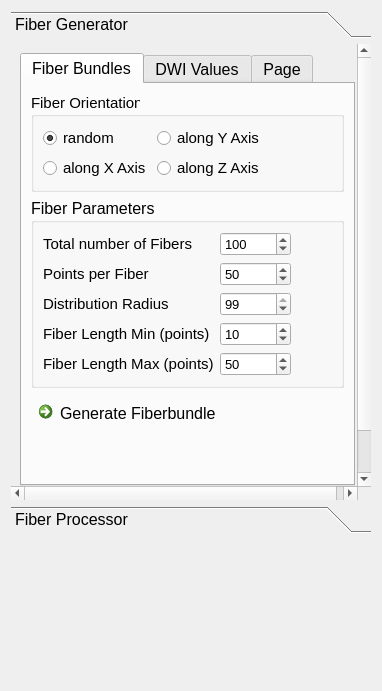
This is Modules/Bundles/org.mitk.gui.qt.diffusionimaging/src/internal/QmitkFiberBundleDeveloperViewControls.ui in MITK/MITK as Qt 5 draws it before an edit. The edited form follows.
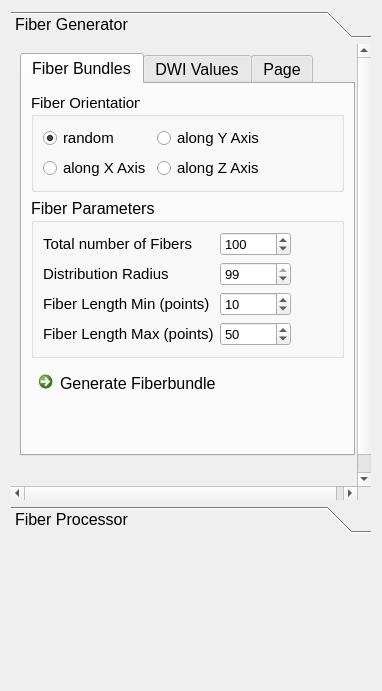
This is the edited form.

Commit message: GUI elements [cOK]

```diff
--- a/Modules/Bundles/org.mitk.gui.qt.diffusionimaging/src/internal/QmitkFiberBundleDeveloperViewControls.ui
+++ b/Modules/Bundles/org.mitk.gui.qt.diffusionimaging/src/internal/QmitkFiberBundleDeveloperViewControls.ui
@@ -31,8 +31,8 @@
        <rect>
         <x>0</x>
         <y>0</y>
-        <width>357</width>
-        <height>474</height>
+        <width>355</width>
+        <height>395</height>
        </rect>
       </property>
       <attribute name="label">
@@ -62,45 +62,6 @@
               <string>Fiber Parameters</string>
              </property>
              <layout class="QGridLayout" name="gridLayout_11">
-              <item row="5" column="1">
-               <widget class="QSpinBox" name="boxDistributionRadius">
-                <property name="font">
-                 <font>
-                  <pointsize>10</pointsize>
-                 </font>
-                </property>
-                <property name="value">
-                 <number>99</number>
-                </property>
-               </widget>
-              </item>
-              <item row="2" column="1">
-               <widget class="QSpinBox" name="boxFiberNumbers">
-                <property name="font">
-                 <font>
-                  <pointsize>10</pointsize>
-                 </font>
-                </property>
-                <property name="maximum">
-                 <number>999999999</number>
-                </property>
-                <property name="value">
-                 <number>100</number>
-                </property>
-               </widget>
-              </item>
-              <item row="4" column="0">
-               <widget class="QLabel" name="labelPntsPerFiber">
-                <property name="font">
-                 <font>
-                  <pointsize>11</pointsize>
-                 </font>
-                </property>
-                <property name="text">
-                 <string>Points per Fiber</string>
-                </property>
-               </widget>
-              </item>
               <item row="2" column="0">
                <widget class="QLabel" name="labelFibersTotal">
                 <property name="font">
@@ -113,21 +74,18 @@
                 </property>
                </widget>
               </item>
-              <item row="4" column="1">
-               <widget class="QSpinBox" name="boxPointsPerFiber">
+              <item row="2" column="1">
+               <widget class="QSpinBox" name="boxFiberNumbers">
                 <property name="font">
                  <font>
                   <pointsize>10</pointsize>
                  </font>
                 </property>
-                <property name="minimum">
-                 <number>2</number>
-                </property>
                 <property name="maximum">
                  <number>999999999</number>
                 </property>
                 <property name="value">
-                 <number>50</number>
+                 <number>100</number>
                 </property>
                </widget>
               </item>
@@ -144,31 +102,7 @@
                 </property>
                </spacer>
               </item>
-              <item row="7" column="1">
-               <widget class="QSpinBox" name="boxFiberMaxLength">
-                <property name="font">
-                 <font>
-                  <pointsize>10</pointsize>
-                 </font>
-                </property>
-                <property name="value">
-                 <number>50</number>
-                </property>
-               </widget>
-              </item>
-              <item row="7" column="0">
-               <widget class="QLabel" name="labelFiberMaxLength">
-                <property name="font">
-                 <font>
-                  <pointsize>11</pointsize>
-                 </font>
-                </property>
-                <property name="text">
-                 <string>Fiber Length Max (points)</string>
-                </property>
-               </widget>
-              </item>
-              <item row="5" column="0">
+              <item row="4" column="0">
                <widget class="QLabel" name="labelDistrRadius">
                 <property name="font">
                  <font>
@@ -180,7 +114,43 @@
                 </property>
                </widget>
               </item>
+              <item row="4" column="1">
+               <widget class="QSpinBox" name="boxDistributionRadius">
+                <property name="font">
+                 <font>
+                  <pointsize>10</pointsize>
+                 </font>
+                </property>
+                <property name="value">
+                 <number>99</number>
+                </property>
+               </widget>
+              </item>
               <item row="6" column="0">
+               <widget class="QLabel" name="labelFiberMaxLength">
+                <property name="font">
+                 <font>
+                  <pointsize>11</pointsize>
+                 </font>
+                </property>
+                <property name="text">
+                 <string>Fiber Length Max (points)</string>
+                </property>
+               </widget>
+              </item>
+              <item row="6" column="1">
+               <widget class="QSpinBox" name="boxFiberMaxLength">
+                <property name="font">
+                 <font>
+                  <pointsize>10</pointsize>
+                 </font>
+                </property>
+                <property name="value">
+                 <number>50</number>
+                </property>
+               </widget>
+              </item>
+              <item row="5" column="0">
                <widget class="QLabel" name="labelFiberMinLength">
                 <property name="font">
                  <font>
@@ -192,7 +162,7 @@
                 </property>
                </widget>
               </item>
-              <item row="6" column="1">
+              <item row="5" column="1">
                <widget class="QSpinBox" name="boxFiberMinLength">
                 <property name="font">
                  <font>
```
Left out of the diff: 4 changed lines with no effect on the pictures. The commit also changes 2 other files.
